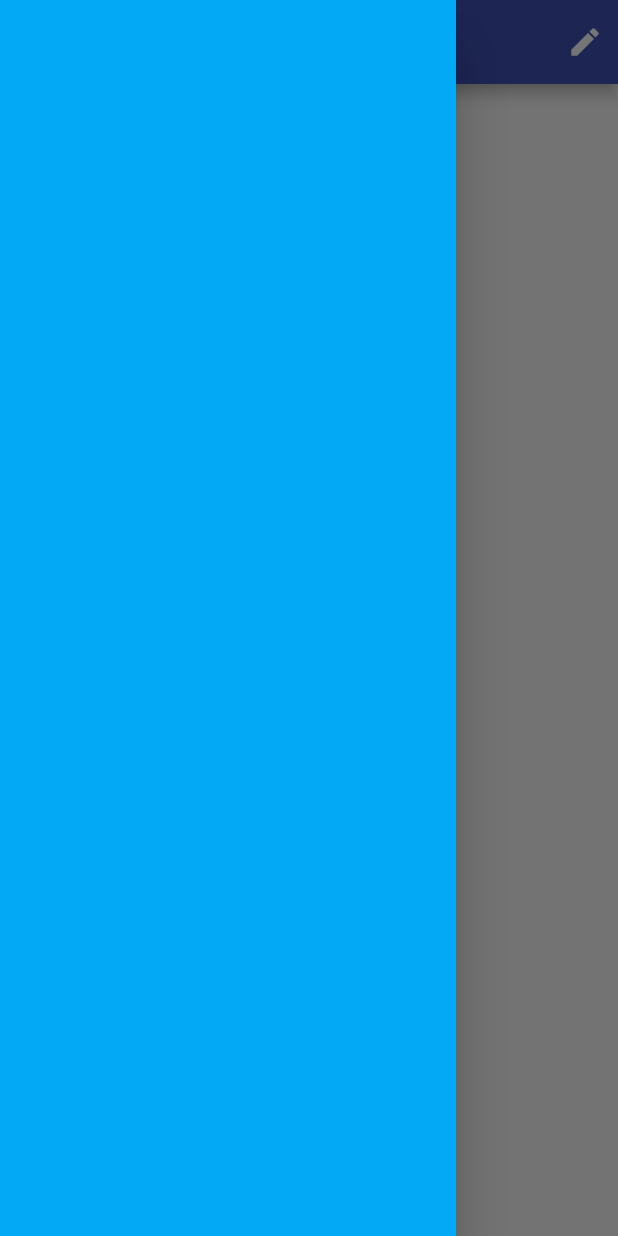
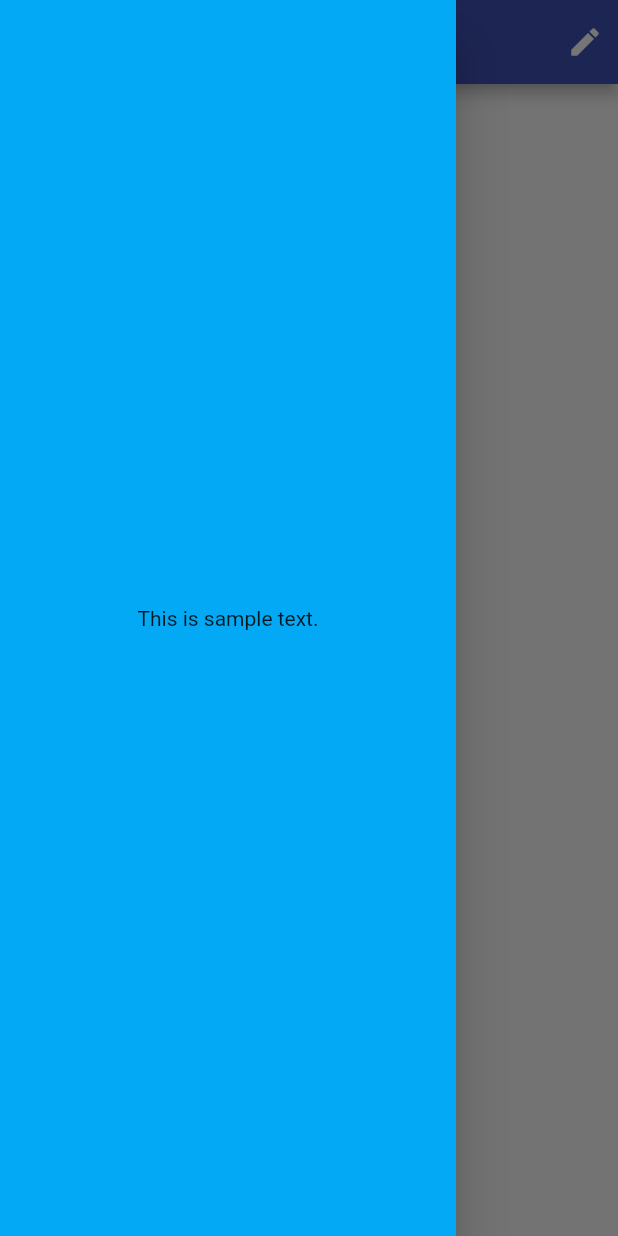
Before and after one commit to paolomococci/flutter-exercises-workshop, a Flutter app: the screen it shows after launch, with the side drawer open, on a phone screen of 412 x 824 dp. Run offline on Flutter 3.47's test engine with Material 2 defaults, Android fonts, the phone set to English and light mode, and no system bars.

Commit message:
modified:   ExerciseUnitOne/Practice_3/practice/lib/one_screen.dart

```diff
--- a/ExerciseUnitOne/Practice_3/practice/lib/one_screen.dart
+++ b/ExerciseUnitOne/Practice_3/practice/lib/one_screen.dart
@@ -21,6 +21,11 @@ class OneScreen extends StatelessWidget {
     drawer: Drawer(
       child: Container(
         color: Colors.lightBlue,
+        child: const Center(
+          child: Text(
+            'This is sample text.'
+          ),
+        ),
       ),
     ),
   );
```
